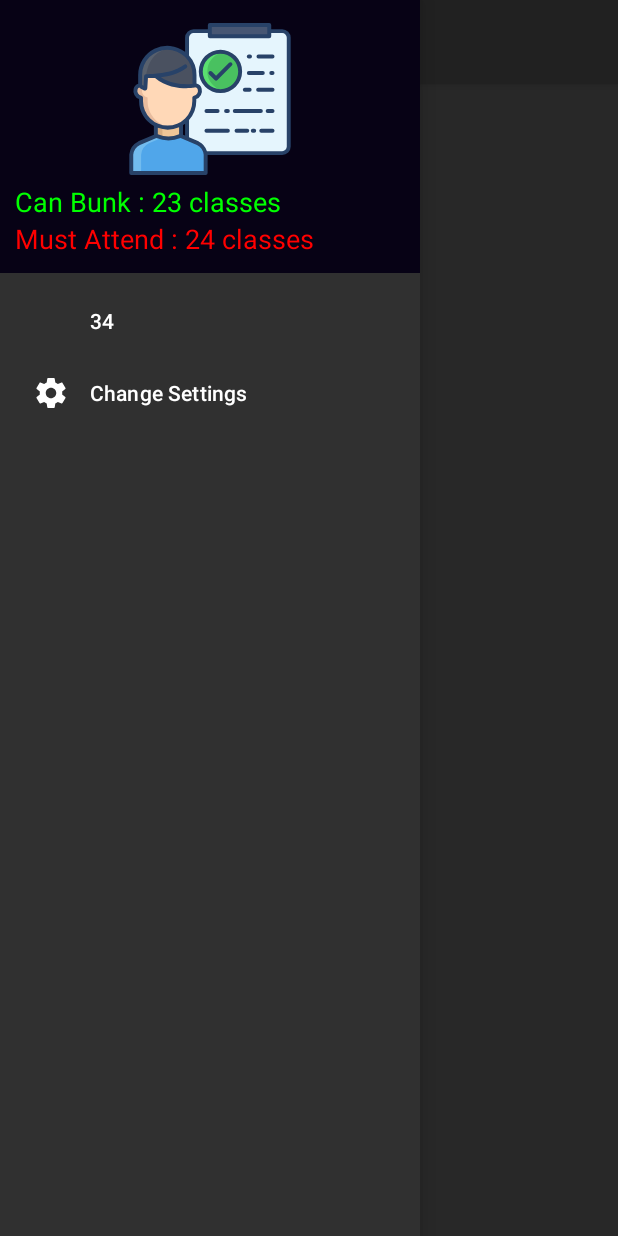
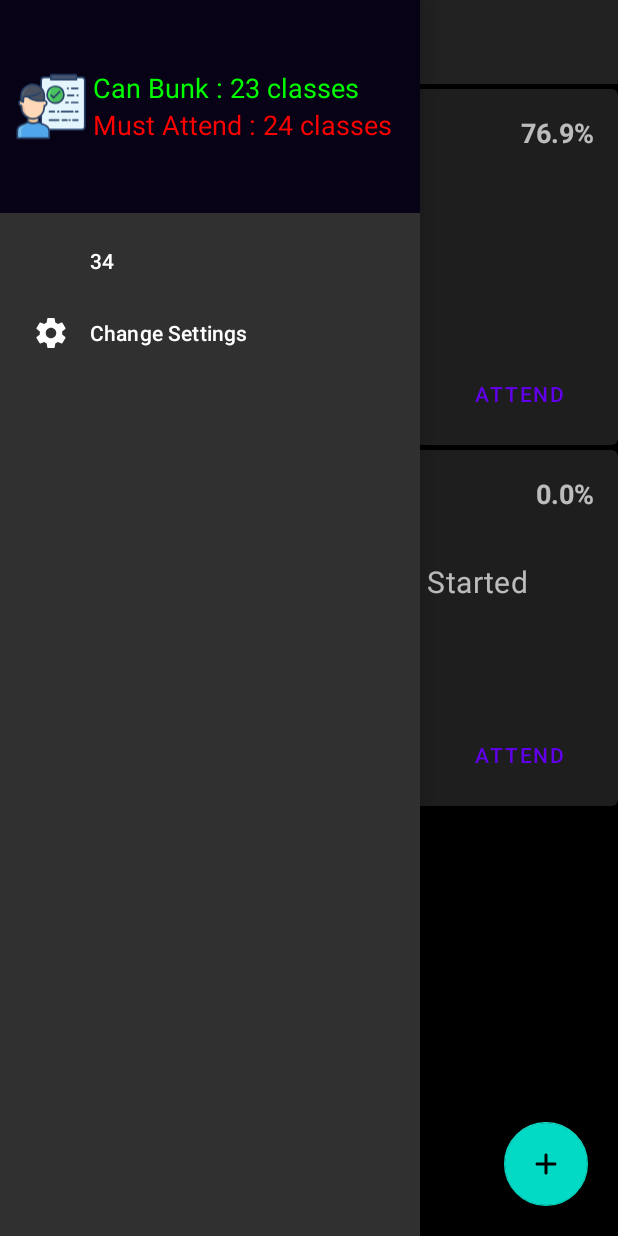
Before and after one commit to FareesHussain/BunkManager, an Android app: the screen it shows after launch (MainActivity), with the side drawer open, on a phone screen of 412 x 824 dp. Run offline under Robolectric (Android 15) with nearby library versions, the phone set to English and light mode, and no system bars; our stand-ins replace Dagger/Hilt's generated code, Room's generated code, navigation-ui; libraries missing offline, so code that uses them is left out: androidx.hilt.lifecycle.

Commit message:
resolved the viewModel crash by annotating the MainActivity.kt with @AndroidEntryPoint and changed the nav_header.xml

```diff
--- a/app/src/main/java/farees/hussain/bunkmanager/ui/MainActivity.kt
+++ b/app/src/main/java/farees/hussain/bunkmanager/ui/MainActivity.kt
@@ -14,11 +14,13 @@ import androidx.navigation.findNavController
 import androidx.navigation.ui.AppBarConfiguration
 import androidx.navigation.ui.NavigationUI
 import androidx.navigation.ui.setupWithNavController
+import dagger.hilt.android.AndroidEntryPoint
 import farees.hussain.bunkmanager.R
 import farees.hussain.bunkmanager.databinding.ActivityMainBinding
 import kotlinx.android.synthetic.main.activity_main.*
 import kotlinx.android.synthetic.main.nav_header.view.*
 
+@AndroidEntryPoint
 class MainActivity : AppCompatActivity() {
     private lateinit var b : ActivityMainBinding
     private lateinit var viewModel: SubjectViewModel
@@ -39,21 +41,21 @@ class MainActivity : AppCompatActivity() {
 //            if(getSubjectsCount>0) text = "Can Attend : $totalMustAttend" else visibility = View.GONE
         }
 
-        //tool bar settings
-//        val navController = findNavController(R.id.nav_host_fragment)
-//        val appBarConfiguration = AppBarConfiguration(navController.graph, drawerLayout)
-//        NavigationUI.setupWithNavController(navView, navController)
-//        toolbar.apply {
-//            setupWithNavController(navController,appBarConfiguration)
-//            title = null
-//        }
-//        navController.addOnDestinationChangedListener { controller, destination, arguments ->
-//            toolbar.title = null
-//            when(destination.id){
-//                R.id.settingsFragment -> b.title.text = "Settings"
-//                R.id.classesFragment -> b.title.text = "Bunk Manager"
-//            }
-//        }
+        //tool bar settings and navigation
+        val navController = findNavController(R.id.nav_host_fragment)
+        val appBarConfiguration = AppBarConfiguration(navController.graph, drawerLayout)
+        NavigationUI.setupWithNavController(navView, navController)
+        toolbar.apply {
+            setupWithNavController(navController,appBarConfiguration)
+            title = null
+        }
+        navController.addOnDestinationChangedListener { controller, destination, arguments ->
+            toolbar.title = null
+            when(destination.id){
+                R.id.settingsFragment -> b.title.text = "Settings"
+                R.id.classesFragment -> b.title.text = "Bunk Manager"
+            }
+        }
 
         // for notifications
         createNotificationChannel()
@@ -62,11 +64,11 @@ class MainActivity : AppCompatActivity() {
         //
     }
 
-//    override fun onSupportNavigateUp(): Boolean {
-//        val navController = this.findNavController(R.id.nav_host_fragment)
-//        toolbar.title = null
-//        return NavigationUI.navigateUp(navController, drawerLayout)
-//    }
+    override fun onSupportNavigateUp(): Boolean {
+        val navController = this.findNavController(R.id.nav_host_fragment)
+        toolbar.title = null
+        return NavigationUI.navigateUp(navController, drawerLayout)
+    }
 
     var CHANNEL_ID = "channelId"
     var CHANNEL_NAME = "makeAttendanceNow"
--- a/app/src/main/java/farees/hussain/bunkmanager/ui/fragments/ClassesFragment.kt
+++ b/app/src/main/java/farees/hussain/bunkmanager/ui/fragments/ClassesFragment.kt
@@ -26,8 +26,8 @@ class ClassesFragment : Fragment() {
         b = FragmentClassesBinding.inflate(layoutInflater,container,false)
         viewModel = ViewModelProvider(requireActivity()).get(SubjectViewModel::class.java)
         var subjects = ArrayList<Subject>().apply {
-            add(Subject("math",null,"Not Yet Started","0/0",90, 117,0,0,false))
-            add(Subject("math",null,"Not Yet Started","0/0",0, 0,0,0,false))
+            add(Subject("math",75,"Not Yet Started","0/0",90, 117,0,0,false))
+            add(Subject("math",75,"Not Yet Started","0/0",0, 0,0,0,false))
         }
         b.rvClasses.layoutManager = LinearLayoutManager(context,RecyclerView.VERTICAL,false)
         b.rvClasses.adapter = ClassAdapter(subjects)
--- a/app/src/main/res/layout/activity_main.xml
+++ b/app/src/main/res/layout/activity_main.xml
@@ -38,17 +38,17 @@
                 android:textSize="23sp" />
         </androidx.appcompat.widget.Toolbar>
 
-<!--        <fragment-->
-<!--            android:id="@+id/nav_host_fragment"-->
-<!--            android:name="androidx.navigation.fragment.NavHostFragment"-->
-<!--            android:layout_width="match_parent"-->
-<!--            android:layout_height="match_parent"-->
-<!--            app:defaultNavHost="true"-->
-<!--            app:layout_constraintBottom_toBottomOf="parent"-->
-<!--            app:layout_constraintLeft_toLeftOf="parent"-->
-<!--            app:layout_constraintRight_toRightOf="parent"-->
-<!--            app:layout_constraintTop_toBottomOf="@+id/toolbar"-->
-<!--            app:navGraph="@navigation/nav_graph" />-->
+        <fragment
+            android:id="@+id/nav_host_fragment"
+            android:name="androidx.navigation.fragment.NavHostFragment"
+            android:layout_width="match_parent"
+            android:layout_height="match_parent"
+            app:defaultNavHost="true"
+            app:layout_constraintBottom_toBottomOf="parent"
+            app:layout_constraintLeft_toLeftOf="parent"
+            app:layout_constraintRight_toRightOf="parent"
+            app:layout_constraintTop_toBottomOf="@+id/toolbar"
+            app:navGraph="@navigation/nav_graph" />
 
     </com.google.android.material.appbar.AppBarLayout>
 
--- a/app/src/main/res/layout/nav_header.xml
+++ b/app/src/main/res/layout/nav_header.xml
@@ -5,21 +5,23 @@
     xmlns:tools="http://schemas.android.com/tools"
     android:id="@+id/navHeader"
     android:layout_width="match_parent"
-    android:layout_height="182dp"
+    android:layout_height="142dp"
     android:background="?attr/colorPrimaryDark"
     android:padding="10dp"
-    android:orientation="vertical"
+    android:orientation="horizontal"
     android:theme="@style/ThemeOverlay.AppCompat.Dark">
 
     <ImageView
         android:layout_weight="1"
-        android:layout_width="wrap_content"
+        android:layout_width="100dp"
         android:layout_height="wrap_content"
+        android:layout_marginRight="4dp"
         android:src="@drawable/ic_app_icon"/>
     <LinearLayout
         android:id="@+id/llDisplayTextInNavHeader"
         android:layout_width="match_parent"
-        android:layout_height="100dp"
+        android:layout_height="wrap_content"
+        android:layout_gravity="center"
         android:orientation="vertical"
         android:layout_weight="1"
         >
```
